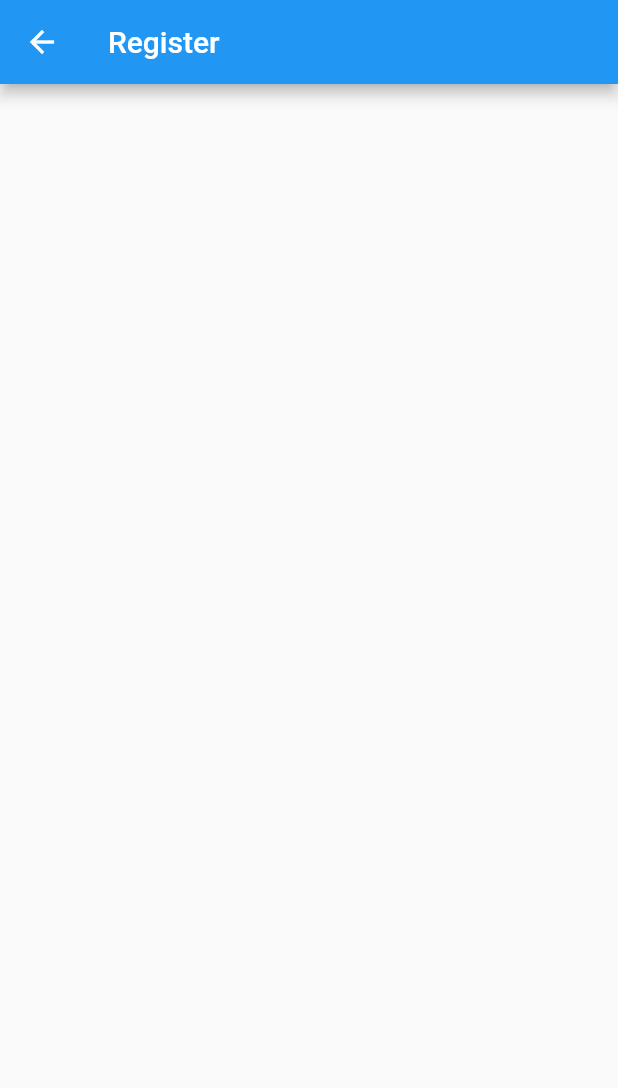
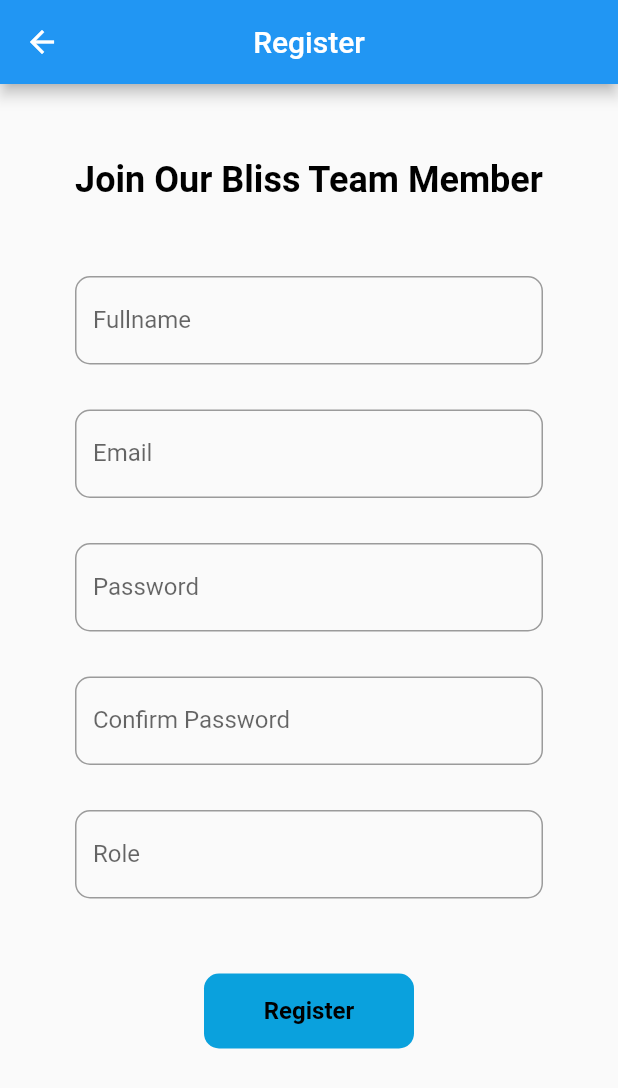
Before and after one commit to thurakhant/Bliss-App, a Flutter app: the RegisterPage screen opened by its route, on a phone screen of 412 x 824 dp. Shown: the top 1088 px of the screen. Run offline on Flutter 3.47's test engine with Material 2 defaults, Android fonts, the phone set to English and light mode, and no system bars; our stand-ins replace firebase_auth, firebase_core, get; accounts and stored records are empty; network calls fail; Roboto replaces fonts that are missing (Poppin).

Commit message:
refrecting ui

```diff
--- a/lib/screens/page/home.dart
+++ b/lib/screens/page/home.dart
@@ -24,7 +24,7 @@ class _HomeState extends State<Home> {
       body: Scaffold(
         body: homeLayout(
           [
-            Text('Weekly Attendence',
+            Text('Weekly Attendance',
                 style: Theme.of(context).textTheme.bodyText1),
             const SizedBox(height: 18),
             weeklyActivity(context, days),
--- a/lib/screens/setup/login_page.dart
+++ b/lib/screens/setup/login_page.dart
@@ -2,7 +2,6 @@ import 'package:bliss/screens/main_page.dart';
 import 'package:get/get.dart';
 
 import '../../constant/colors.dart';
-import '../page/home.dart';
 import '../../widgets/bliss_button.dart';
 import 'package:flutter/material.dart';
 import 'package:firebase_auth/firebase_auth.dart';
@@ -22,14 +21,18 @@ class _LoginPageState extends State<LoginPage> {
 
   @override
   Widget build(BuildContext context) {
-    return GestureDetector(
-      onTap: () => FocusManager.instance.primaryFocus?.unfocus(),
-      child: Scaffold(
+    return Scaffold(
       appBar: AppBar(
+        centerTitle: true,
         backgroundColor: blissblue200,
         title: const Text('Login'),
       ),
-        body: Padding(
+      body: GestureDetector(
+        onTap: () => FocusManager.instance.primaryFocus?.unfocus(),
+        child: Center(
+          child: Expanded(
+            child: SingleChildScrollView(
+              child: Padding(
                 padding: const EdgeInsets.symmetric(horizontal: 40),
                 child: Form(
                   key: formKey,
@@ -52,8 +55,12 @@ class _LoginPageState extends State<LoginPage> {
                         ),
                       ),
                       const SizedBox(height: 50),
-                BlissButton(color: blissblue200, onTap: signIn, text: 'Login'),
+                      BlissButton(
+                          color: blissblue200, onTap: signIn, text: 'Login'),
                     ],
+                  ),
+                ),
+              ),
             ),
           ),
         ),
@@ -117,7 +124,7 @@ class _LoginPageState extends State<LoginPage> {
         var username = userCredential.user!.email;
         // ignore: use_build_context_synchronously
 
-        Get.to(const MainPage(), arguments: ['$username']);
+        Get.off(const MainPage(), arguments: ['$username']);
       } catch (e) {
         print(e.toString());
       }
--- a/lib/screens/setup/register_page.dart
+++ b/lib/screens/setup/register_page.dart
@@ -1,4 +1,7 @@
+import 'package:bliss/constant/colors.dart';
+import 'package:bliss/widgets/bliss_button.dart';
 import 'package:flutter/material.dart';
+import 'package:get/get.dart';
 
 class RegisterPage extends StatelessWidget {
   const RegisterPage({Key? key}) : super(key: key);
@@ -7,8 +10,102 @@ class RegisterPage extends StatelessWidget {
   Widget build(BuildContext context) {
     return Scaffold(
       appBar: AppBar(
+        centerTitle: true,
         title: const Text('Register'),
+      ),
+      body: GestureDetector(
+        onTap: () => FocusManager.instance.primaryFocus?.unfocus(),
+        child: SingleChildScrollView(
+          child: Padding(
+            padding: const EdgeInsets.symmetric(horizontal: 50, vertical: 50),
+            child: Expanded(
+              child: Column(
+                children: [
+                  Text(
+                    'Join Our Bliss Team Member',
+                    style: Theme.of(context).textTheme.headline2,
+                  ),
+                  const SizedBox(height: 50),
+                  nameField(),
+                  const SizedBox(height: 30),
+                  emailField(),
+                  const SizedBox(height: 30),
+                  passwordField(),
+                  const SizedBox(height: 30),
+                  confirmPasswordField(),
+                  const SizedBox(height: 30),
+                  role(),
+                  const SizedBox(height: 50),
+                  BlissButton(
+                      color: blissblue200,
+                      onTap: () => Get.toNamed('/home'),
+                      text: 'Register')
+                ],
+              ),
+            ),
+          ),
+        ),
       ),
     );
   }
 }
+
+TextFormField nameField() {
+  return TextFormField(
+    decoration: const InputDecoration(
+      label: Text('Fullname'),
+      hintText: 'Enter Your Name',
+      border: OutlineInputBorder(
+        borderRadius: BorderRadius.all(Radius.circular(10)),
+      ),
+    ),
+  );
+}
+
+TextFormField emailField() {
+  return TextFormField(
+    decoration: const InputDecoration(
+      label: Text('Email'),
+      hintText: 'Enter Your Email',
+      border: OutlineInputBorder(
+        borderRadius: BorderRadius.all(Radius.circular(10)),
+      ),
+    ),
+  );
+}
+
+TextFormField passwordField() {
+  return TextFormField(
+    decoration: const InputDecoration(
+      label: Text('Password'),
+      hintText: 'New Password',
+      border: OutlineInputBorder(
+        borderRadius: BorderRadius.all(Radius.circular(10)),
+      ),
+    ),
+  );
+}
+
+TextFormField confirmPasswordField() {
+  return TextFormField(
+    decoration: const InputDecoration(
+      label: Text('Confirm Password'),
+      hintText: 'Confirm Password',
+      border: OutlineInputBorder(
+        borderRadius: BorderRadius.all(Radius.circular(10)),
+      ),
+    ),
+  );
+}
+
+TextFormField role() {
+  return TextFormField(
+    decoration: const InputDecoration(
+      label: Text('Role'),
+      hintText: 'Specified who you are',
+      border: OutlineInputBorder(
+        borderRadius: BorderRadius.all(Radius.circular(10)),
+      ),
+    ),
+  );
+}
```
Lines whose indentation alone changed are shown as unchanged.
